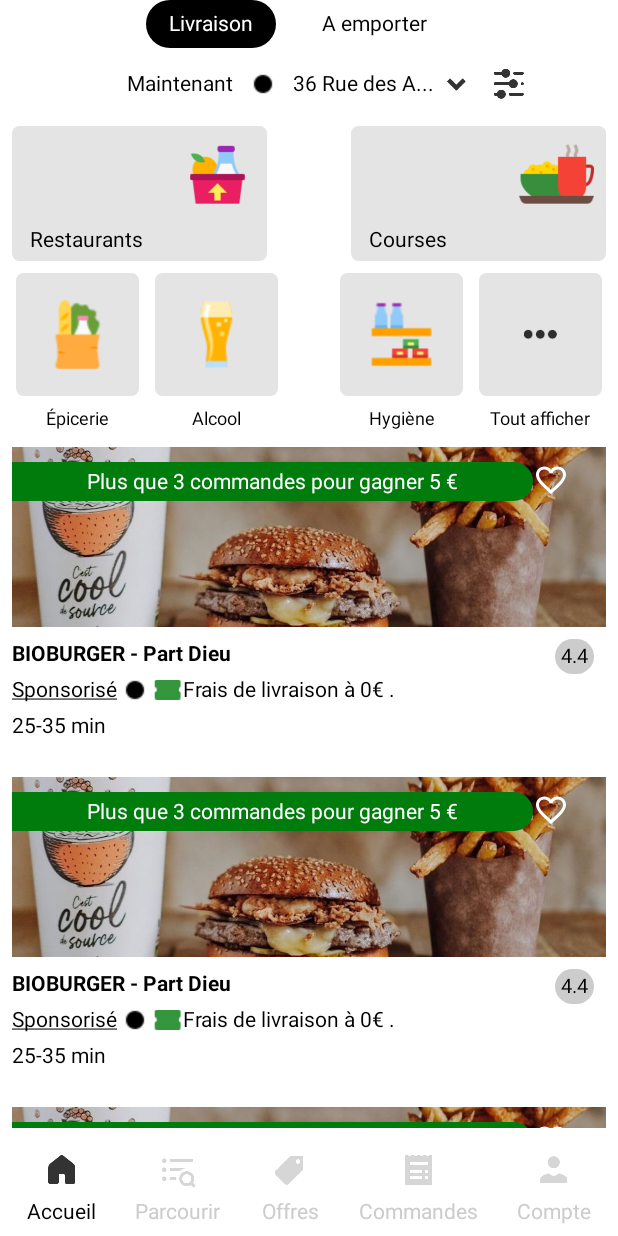
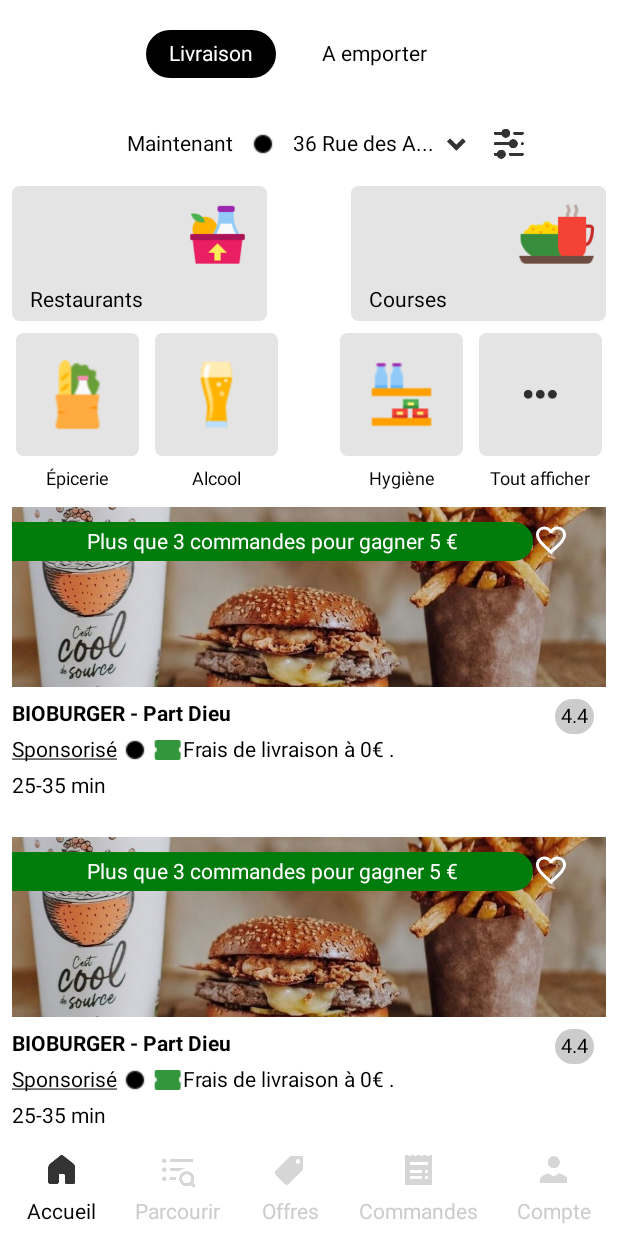
Before and after one commit to HugoFMartin/UberEatReprod, an Android app built with Jetpack Compose: the screen it shows after launch (MainActivity), on a phone screen of 412 x 824 dp. Run offline under Robolectric (Android 15) with nearby library versions, the phone set to English and light mode, and no system bars.

Commit message:
update status bar and readme

```diff
--- a/app/src/main/java/com/hugofmartin/ubereatreprod/ui/HomeScreen.kt
+++ b/app/src/main/java/com/hugofmartin/ubereatreprod/ui/HomeScreen.kt
@@ -39,6 +39,7 @@
     Box(modifier = modifier) {
         LazyRow(
             modifier = Modifier
+                .padding(vertical = 20.dp)
                 .fillMaxWidth()
                 .height(36.dp),
             horizontalArrangement = Arrangement.Center,
@@ -82,13 +83,9 @@
     val nestedScrollConnection = remember {
         object : NestedScrollConnection {
             override fun onPreScroll(available: Offset, source: NestedScrollSource): Offset {
-                // try to consume before LazyColumn to collapse toolbar if needed, hence pre-scroll
                 val delta = available.y
                 val newOffset = toolbarOffsetHeightPx.value + delta
                 toolbarOffsetHeightPx.value = newOffset.coerceIn(-toolbarHeightPx, 0f)
-                // here's the catch: let's pretend we consumed 0 in any case, since we want
-                // LazyColumn to scroll anyway for good UX
-                // We're basically watching scroll without taking it
                 return Offset.Zero
             }
         }
--- a/app/src/main/res/values/themes.xml
+++ b/app/src/main/res/values/themes.xml
@@ -10,7 +10,7 @@
         <item name="colorSecondaryVariant">@color/teal_700</item>
         <item name="colorOnSecondary">@color/black</item>
         <!-- Status bar color. -->
-        <item name="android:statusBarColor" tools:targetApi="l">?attr/colorPrimaryVariant</item>
+        <item name="android:statusBarColor">?attr/colorOnSecondary</item>
         <!-- Customize your theme here. -->
     </style>
 
```
Also changed, not shown: app/src/main/java/com/hugofmartin/ubereatreprod/MainActivity.kt (+0 -16 lines), 3 other files.
